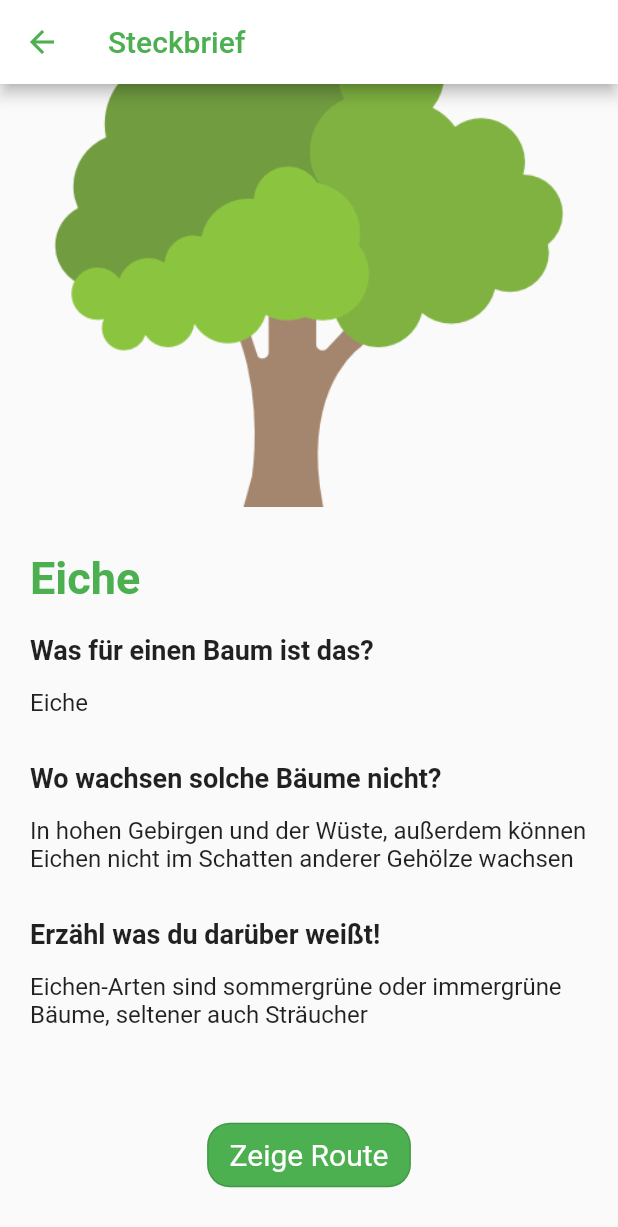
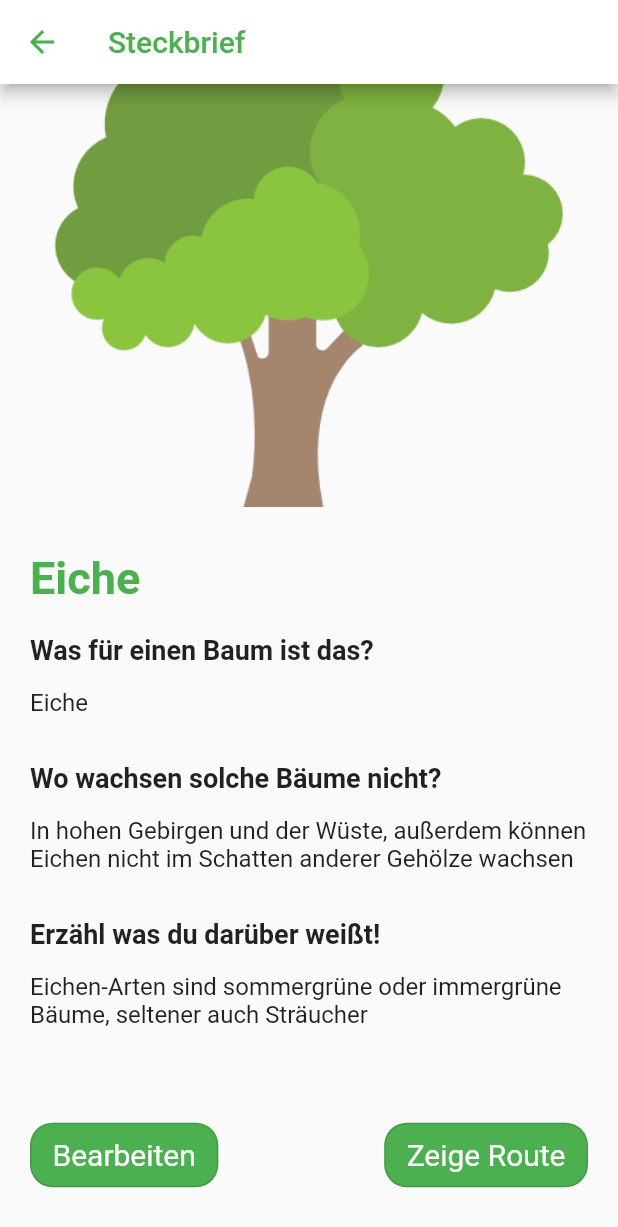
Before and after one commit to Neyttirri/Strollr, a Flutter app: the Steckbrief screen opened directly, scrolled down 78 dp, on a phone screen of 412 x 824 dp. Shown: the top 1227 px of the screen. Run offline on Flutter 3.47's test engine with Material 2 defaults, Android fonts, the phone set to English and light mode, and no system bars; our stand-ins replace charts_flutter, extended_image, fluttertoast, geolocator, google_maps_flutter, image_picker and 5 more; missing offline and left inert: animated_check, dart:ffi, flutter_polyline_points, gpx, image_editor; accounts and stored records are empty.

Commit message:
Added Index and Edit Button

```diff
--- a/strollr/lib/Tabs/collectionTwo.dart
+++ b/strollr/lib/Tabs/collectionTwo.dart
@@ -11,6 +11,7 @@ import 'package:intl/intl.dart';
 
 class CollectionTwo extends StatelessWidget {
 
+  int indexTemp = 0;
 
   final List<CollectionListCard> categoryList = [
     CollectionListCard("assets/images/treeIcon.png", "Bäume", 14),
@@ -31,7 +32,8 @@ class CollectionTwo extends StatelessWidget {
           itemBuilder: (BuildContext context, int index) {
             return new GestureDetector(
               onTap: () {
-                Navigator.of(context).push(MaterialPageRoute(builder: (context) => GalleryView()));
+                indexTemp = index;
+                Navigator.of(context).push(MaterialPageRoute(builder: (context) => GalleryView(indexTemp : indexTemp)));
               },
               child: buildRouteListCard(context, index),
             );
--- a/strollr/lib/collection_pages/steckbrief.dart
+++ b/strollr/lib/collection_pages/steckbrief.dart
@@ -123,8 +123,27 @@ class Steckbrief extends StatelessWidget {
                       ),
                     ),
 // ---------------- UNTEN LEISTE
-                    Center(
-                      child: OutlinedButton(
+                    Padding(
+                      padding: const EdgeInsets.fromLTRB(20.0, 0, 20.0, 0),
+                      child: Row(
+                        children: [
+                          OutlinedButton(
+                            onPressed: () {
+                              Navigator.of(context).push(MaterialPageRoute(builder: (context) => RouteDetails()));
+                            },
+                            child: Text('Bearbeiten'),
+                            style: OutlinedButton.styleFrom(
+                                padding: EdgeInsets.fromLTRB(15.0, 10.0, 15.0, 10.0),
+                                primary: Colors.white,
+                                textStyle: TextStyle(fontSize: 20),
+                                backgroundColor: headerGreen,
+                                shape: RoundedRectangleBorder(
+                                    borderRadius: BorderRadius.circular(15)
+                                )
+                            ),
+                          ),
+                          Spacer(),
+                          OutlinedButton(
                             onPressed: () {
                               Navigator.of(context).push(MaterialPageRoute(builder: (context) => RouteDetails()));
                             },
@@ -138,6 +157,8 @@ class Steckbrief extends StatelessWidget {
                                     borderRadius: BorderRadius.circular(15)
                                 )
                             ),
+                          ),
+                        ],
                       ),
                     ),
                     SizedBox(
```
Also changed, not shown: strollr/lib/collection_pages/collection_gallery_view.dart (+28 -1 lines). Lines whose indentation alone changed are shown as unchanged.
